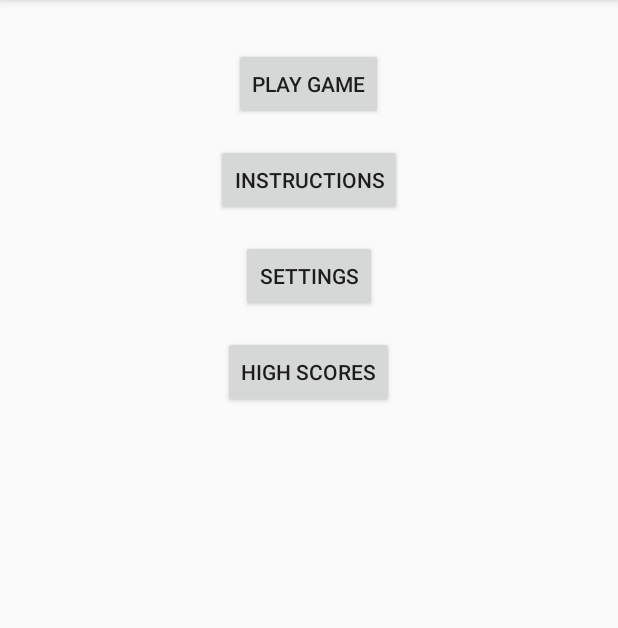
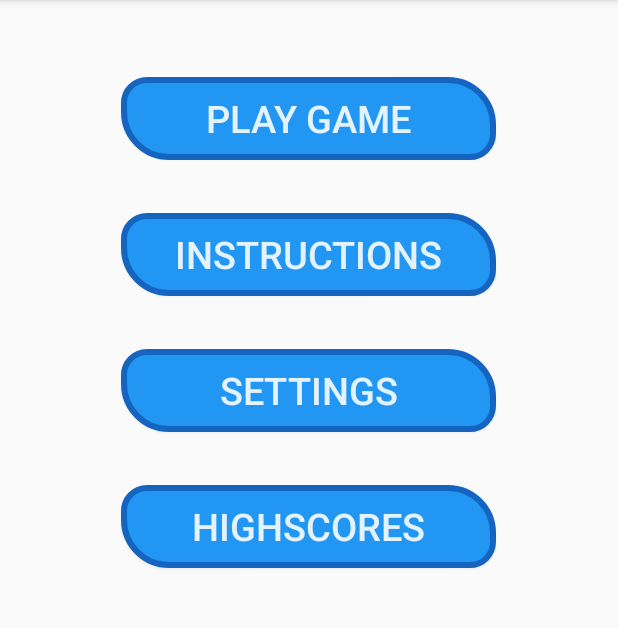
Before and after one commit to CiaranMc93/Tap-React, an Android app: the screen it shows after launch (MainActivity), on a phone screen of 412 x 824 dp, the part 84-712 px from its top. Run offline under Robolectric (Android 15) with nearby library versions, the phone set to English and light mode, and no system bars.

Commit message:
Adding new UI designs.

```diff
--- a/app/src/main/java/com/ciacavus/tapreact/GameLogic.java
+++ b/app/src/main/java/com/ciacavus/tapreact/GameLogic.java
@@ -1,6 +1,7 @@
 package com.ciacavus.tapreact;
 
 import android.annotation.TargetApi;
+import android.app.Activity;
 import android.app.DialogFragment;
 import android.content.Context;
 import android.content.DialogInterface;
@@ -23,6 +24,7 @@ import android.view.GestureDetector;
 import android.view.MotionEvent;
 import android.view.View;
 import android.view.ViewGroup;
+import android.view.Window;
 import android.view.WindowManager;
 import android.widget.Button;
 import android.widget.LinearLayout;
@@ -54,7 +56,7 @@ public class GameLogic extends AppCompatActivity implements GestureDetector.OnDo
     DialogFragment userPromptBox;
 
     //orientation flags
-    private boolean vertical = false;
+    private boolean vertical = true;
     private boolean horizontal = false;
 
     //Textviews/EditTexts/Images
@@ -102,6 +104,9 @@ public class GameLogic extends AppCompatActivity implements GestureDetector.OnDo
     protected void onCreate(Bundle savedInstanceState) {
         super.onCreate(savedInstanceState);
 
+        //hide the action bar from this activity
+        this.requestWindowFeature(Window.FEATURE_NO_TITLE);
+        this.getWindow().setFlags(WindowManager.LayoutParams.FLAG_FULLSCREEN,WindowManager.LayoutParams.FLAG_FULLSCREEN);
         setContentView(R.layout.game_layout);
         //reset all relative variables when the game is created
         score = 0;
--- a/app/src/main/java/com/ciacavus/tapreact/Highscores.java
+++ b/app/src/main/java/com/ciacavus/tapreact/Highscores.java
@@ -1,5 +1,6 @@
 package com.ciacavus.tapreact;
 
+import android.app.Activity;
 import android.database.Cursor;
 import android.database.SQLException;
 import android.os.Bundle;
@@ -7,6 +8,8 @@ import android.support.v7.app.ActionBar;
 import android.support.v7.app.AppCompatActivity;
 import android.view.Gravity;
 import android.view.ViewGroup;
+import android.view.Window;
+import android.view.WindowManager;
 import android.widget.LinearLayout;
 import android.widget.TextView;
 import android.widget.Toast;
@@ -14,7 +17,7 @@ import android.widget.Toast;
 /**
  * Created by ciaran on 13/06/2016.
  */
-public class Highscores extends AppCompatActivity{
+public class Highscores extends AppCompatActivity {
 
     //create new DB variable
     DBAdapter db;
@@ -27,6 +30,9 @@ public class Highscores extends AppCompatActivity{
 
         super.onCreate(savedInstanceState);
 
+        //hide the action bar from this activity
+        this.requestWindowFeature(Window.FEATURE_NO_TITLE);
+        this.getWindow().setFlags(WindowManager.LayoutParams.FLAG_FULLSCREEN,WindowManager.LayoutParams.FLAG_FULLSCREEN);
         setContentView(R.layout.highscore_layout);
 
         //instantiate DBAdapter
--- a/app/src/main/java/com/ciacavus/tapreact/MainActivity.java
+++ b/app/src/main/java/com/ciacavus/tapreact/MainActivity.java
@@ -1,11 +1,20 @@
 package com.ciacavus.tapreact;
 
+import android.annotation.TargetApi;
+import android.app.Activity;
 import android.content.Intent;
+import android.os.Build;
+import android.provider.Settings;
+import android.support.v7.app.ActionBar;
 import android.support.v7.app.AppCompatActivity;
 import android.os.Bundle;
 import android.view.View;
+import android.view.Window;
+import android.view.WindowManager;
 import android.widget.Button;
+import android.widget.Toast;
 
+@TargetApi(Build.VERSION_CODES.HONEYCOMB)
 public class MainActivity extends AppCompatActivity {
 
     //define our buttons to be used
@@ -14,27 +23,51 @@ public class MainActivity extends AppCompatActivity {
     Button instructions;
     Button settings;
 
+    //auto rotate flag
+    boolean auto_rotate;
+
     @Override
     protected void onCreate(Bundle savedInstanceState) {
         super.onCreate(savedInstanceState);
+
+        //hide the action bar from this activity
+        this.requestWindowFeature(Window.FEATURE_NO_TITLE);
+        this.getWindow().setFlags(WindowManager.LayoutParams.FLAG_FULLSCREEN,WindowManager.LayoutParams.FLAG_FULLSCREEN);
         setContentView(R.layout.activity_main);
 
+
         //get all the buttons set out in the layout
-        playGame = (Button) findViewById(R.id.playGame);
-        highScores = (Button) findViewById(R.id.highScores);
-        instructions = (Button) findViewById(R.id.settings);
+        playGame = (Button) findViewById(R.id.playgame);
+        highScores = (Button) findViewById(R.id.highscore);
+        instructions = (Button) findViewById(R.id.instructions);
         settings = (Button) findViewById(R.id.settings);
 
         //set up a button listener
         playGame.setOnClickListener(new View.OnClickListener() {
             @Override
             public void onClick(View v) {
-                //get the intent of the next application context
-                Intent i = new Intent(getApplicationContext(), GameLogic.class);
-                //finish the current activity
-                finish();
-                //start the next activity which is defined in the intent
-                startActivity(i);
+
+                //check to see if the auto rotate functionality is on/has been disabled
+                if(android.provider.Settings.System.getInt(getContentResolver(), Settings.System.ACCELEROMETER_ROTATION,0) == 1){
+                    auto_rotate = true;
+                }else
+                {
+                    auto_rotate = false;
+                }
+
+                //check if the auto rotate function has been switched on
+                if(auto_rotate)
+                {
+                    //get the intent of the next application context
+                    Intent i = new Intent(getApplicationContext(), GameLogic.class);
+                    //start the next activity which is defined in the intent
+                    startActivity(i);
+                }
+                else
+                {
+                    Toast.makeText(MainActivity.this,"Auto Rotation needs to be turned on!",Toast.LENGTH_LONG).show();
+                }
+
             }
         });
 
@@ -44,8 +77,6 @@ public class MainActivity extends AppCompatActivity {
             public void onClick(View v) {
                 //get the intent of the next application context
                 Intent i = new Intent(getApplicationContext(), Highscores.class);
-                //finish the current activity
-                finish();
                 //start the next activity which is defined in the intent
                 startActivity(i);
             }
--- /dev/null
+++ b/app/src/main/res/drawable/buttonshape.xml
@@ -0,0 +1,20 @@
+<?xml version="1.0" encoding="utf-8"?>
+<shape xmlns:android="http://schemas.android.com/apk/res/android" android:shape="rectangle" >
+    <corners
+        android:topLeftRadius="15dp"
+        android:topRightRadius="30dp"
+        android:bottomLeftRadius="30dp"
+        android:bottomRightRadius="15dp"
+    />
+    <solid
+        android:color="#2196F3"
+    />
+    <size
+        android:width="270dp"
+        android:height="60dp"
+    />
+    <stroke
+        android:width="4dp"
+        android:color="#1565C0"
+    />
+</shape>
--- a/app/src/main/res/layout/activity_main.xml
+++ b/app/src/main/res/layout/activity_main.xml
@@ -15,35 +15,49 @@
         android:layout_height="match_parent">
 
         <Button
-            android:layout_width="wrap_content"
-            android:layout_height="wrap_content"
-            android:text="@string/playgame"
-            android:id="@+id/playGame"
-            android:layout_marginTop="16dp"
-            android:layout_gravity="center_horizontal" />
+            android:id="@+id/playgame"
+            android:text="Play Game"
+            android:textColor="#E3F2FD"
+            android:textSize="25sp"
+            android:layout_width="250dp"
+            android:layout_height="55dp"
+            android:layout_gravity="center_horizontal"
+            android:layout_marginTop="35dp"
+            android:background="@drawable/buttonshape"/>
 
         <Button
-            android:layout_width="wrap_content"
-            android:layout_height="wrap_content"
-            android:text="@string/instructions"
             android:id="@+id/instructions"
-            android:layout_marginTop="16dp"
-            android:layout_gravity="center_horizontal" />
+            android:text="Instructions"
+            android:textColor="#E3F2FD"
+            android:textSize="25sp"
+            android:layout_width="250dp"
+            android:layout_height="55dp"
+            android:layout_gravity="center_horizontal"
+            android:layout_marginTop="35dp"
+            android:background="@drawable/buttonshape"/>
 
         <Button
-            android:layout_width="wrap_content"
-            android:layout_height="wrap_content"
-            android:text="@string/settings"
             android:id="@+id/settings"
-            android:layout_marginTop="16dp"
-            android:layout_gravity="center_horizontal" />
+            android:text="Settings"
+            android:textColor="#E3F2FD"
+            android:textSize="25sp"
+            android:layout_width="250dp"
+            android:layout_height="55dp"
+            android:layout_gravity="center_horizontal"
+            android:layout_marginTop="35dp"
+            android:background="@drawable/buttonshape"/>
 
         <Button
-            android:layout_width="wrap_content"
-            android:layout_height="wrap_content"
-            android:text="@string/highscores"
-            android:id="@+id/highScores"
-            android:layout_marginTop="16dp"
-            android:layout_gravity="center_horizontal" />
+            android:id="@+id/highscore"
+            android:text="Highscores"
+            android:textColor="#E3F2FD"
+            android:textSize="25sp"
+            android:layout_width="250dp"
+            android:layout_height="55dp"
+            android:layout_gravity="center_horizontal"
+            android:layout_marginTop="35dp"
+            android:background="@drawable/buttonshape"
+            />
+
     </LinearLayout>
 </LinearLayout>
```
Also changed, not shown: app/src/main/res/mipmap-hdpi/ic_launcher.png, app/src/main/res/mipmap-mdpi/ic_launcher.png, app/src/main/res/mipmap-xhdpi/ic_launcher.png, app/src/main/res/mipmap-xxhdpi/ic_launcher.png, app/src/main/res/mipmap-xxxhdpi/ic_launcher.png.
